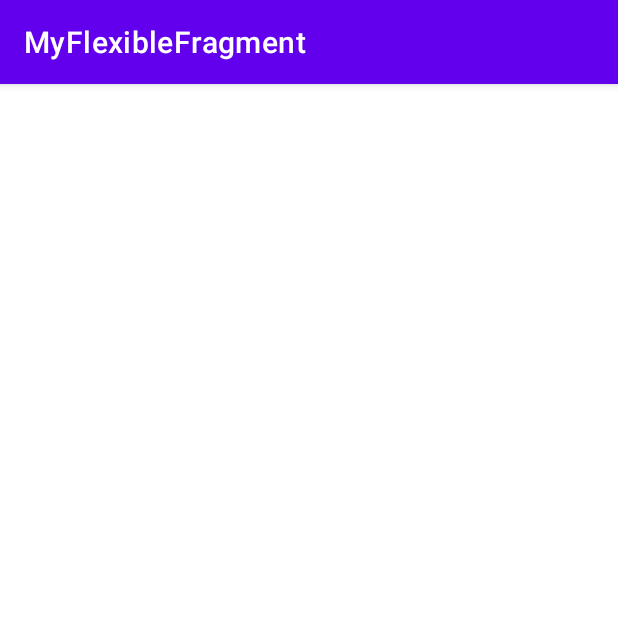
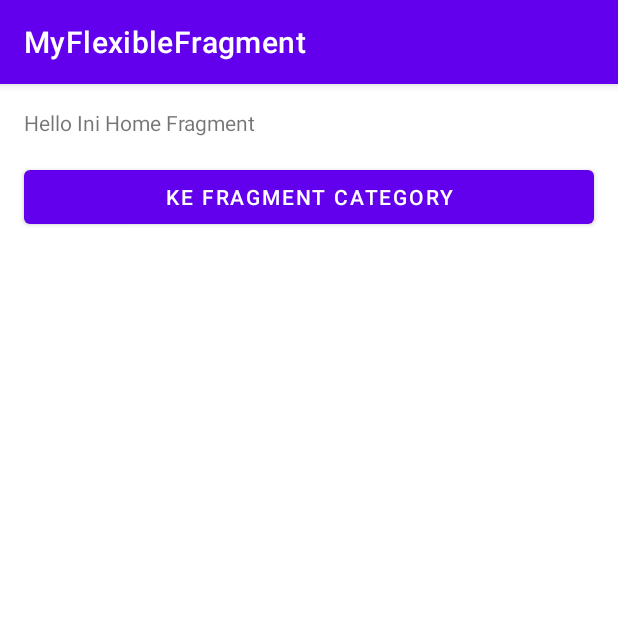
Before and after one commit to irlfdyh/DicodingAndroidFundamental-MyFlexibleFragment, an Android app: the screen it shows after launch (MainActivity), on a phone screen of 412 x 824 dp, the top half of it. Run offline under Robolectric (Android 15) with nearby library versions, the phone set to English and light mode, and no system bars.

Commit message:
add home fragment to activity

```diff
--- /dev/null
+++ b/app/src/main/java/com/dicoding/fundamental/fragment/HomeFragment.kt
@@ -0,0 +1,29 @@
+package com.dicoding.fundamental.fragment
+
+import android.os.Bundle
+import androidx.fragment.app.Fragment
+import android.view.LayoutInflater
+import android.view.View
+import android.view.ViewGroup
+import android.widget.Button
+
+class HomeFragment : Fragment(), View.OnClickListener {
+
+    override fun onCreateView(
+        inflater: LayoutInflater, container: ViewGroup?,
+        savedInstanceState: Bundle?
+    ): View? {
+        return inflater.inflate(R.layout.fragment_home, container, false)
+    }
+
+    override fun onViewCreated(view: View, savedInstanceState: Bundle?) {
+        super.onViewCreated(view, savedInstanceState)
+        val btnCategory: Button = view.findViewById(R.id.btn_category)
+        btnCategory.setOnClickListener(this)
+    }
+
+    override fun onClick(v: View?) {
+
+    }
+
+}
--- a/app/src/main/java/com/dicoding/fundamental/fragment/MainActivity.kt
+++ b/app/src/main/java/com/dicoding/fundamental/fragment/MainActivity.kt
@@ -2,10 +2,26 @@ package com.dicoding.fundamental.fragment
 
 import androidx.appcompat.app.AppCompatActivity
 import android.os.Bundle
+import android.util.Log
 
 class MainActivity : AppCompatActivity() {
+
     override fun onCreate(savedInstanceState: Bundle?) {
         super.onCreate(savedInstanceState)
         setContentView(R.layout.activity_main)
+
+        val fragmentManager = supportFragmentManager
+        val homeFragment = HomeFragment()
+        val fragment = fragmentManager.findFragmentByTag(HomeFragment::class.java.simpleName)
+
+        if (fragment !is HomeFragment) {
+            Log.d("MyFlexibleFragment", "Fragment Name: ${HomeFragment::class.java.simpleName}")
+            fragmentManager
+                .beginTransaction()
+                .add(R.id.frame_container, homeFragment, HomeFragment::class.java.simpleName)
+                .commit()
+        }
+
     }
+
 }
--- /dev/null
+++ b/app/src/main/res/layout/fragment_home.xml
@@ -0,0 +1,19 @@
+<?xml version="1.0" encoding="utf-8"?>
+<LinearLayout xmlns:android="http://schemas.android.com/apk/res/android"
+    android:layout_width="match_parent"
+    android:layout_height="match_parent"
+    android:orientation="vertical">
+
+    <TextView
+        android:layout_width="match_parent"
+        android:layout_height="wrap_content"
+        android:layout_margin="16dp"
+        android:text="@string/hello_home_fragment" />
+    <Button
+        android:id="@+id/btn_category"
+        android:layout_width="match_parent"
+        android:layout_height="wrap_content"
+        android:layout_marginLeft="16dp"
+        android:layout_marginRight="16dp"
+        android:text="@string/to_category" />
+</LinearLayout>
```
Also changed, not shown: app/src/main/res/values/strings.xml (+17 -0 lines).
